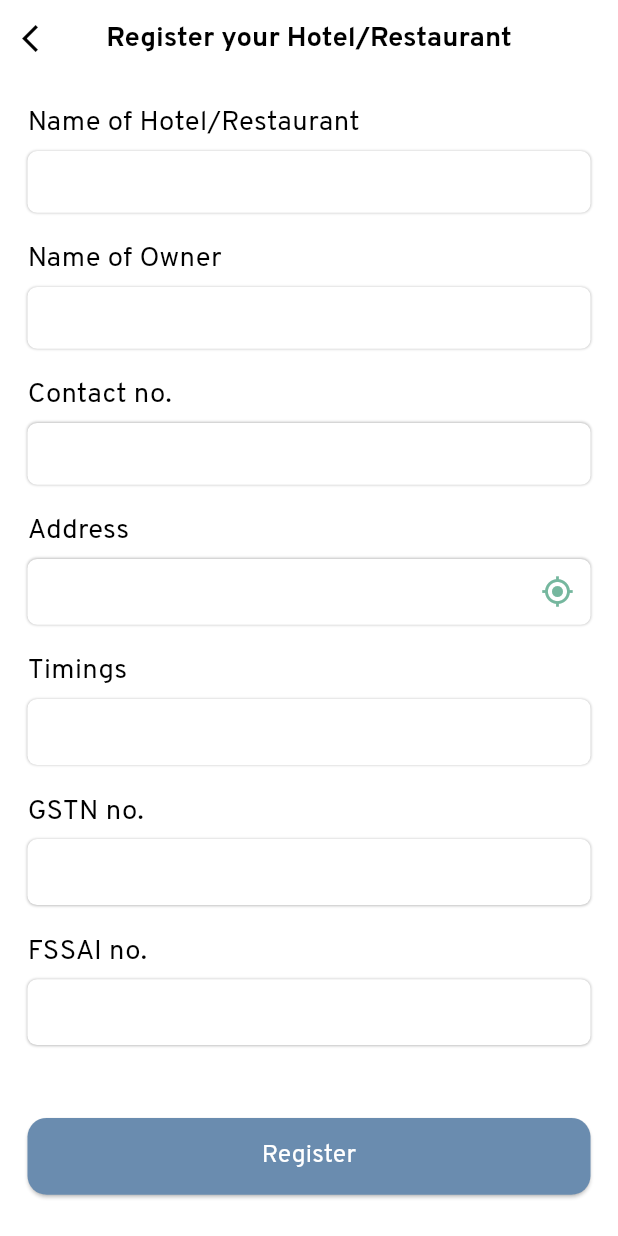
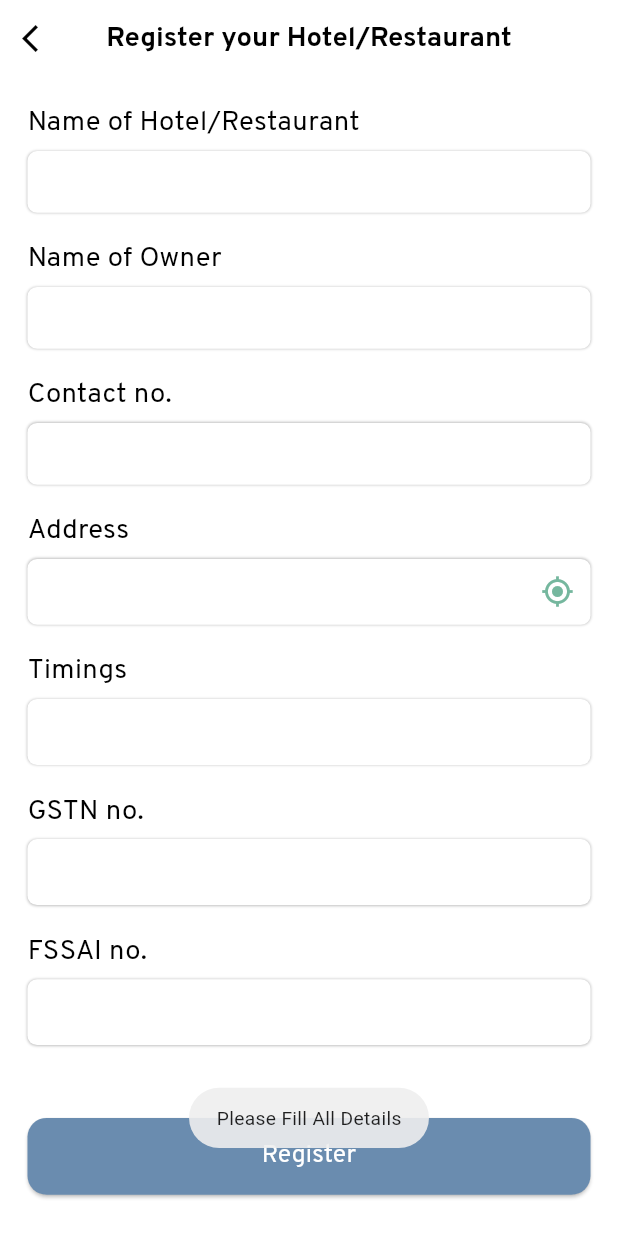
Before and after one commit to tejastamkar/freemorsel, a Flutter app: the RegisterHotel screen opened directly, after a tap on "Register", on a phone screen of 412 x 824 dp. Run offline on Flutter 3.47's test engine with Material 3 defaults, Android fonts, the phone set to English and light mode, and no system bars; our stand-ins replace animated_splash_screen, cached_network_image, carousel_indicator, carousel_slider, cloud_firestore, firebase_auth and 21 more; accounts and stored records are empty; network calls fail; project files that could hold a hidden picture were left out.

Commit message:
updated code a bit

```diff
--- a/lib/screens/hotelregister.dart
+++ b/lib/screens/hotelregister.dart
@@ -1,5 +1,6 @@
 import 'package:cloud_firestore/cloud_firestore.dart';
 import 'package:flutter/material.dart';
+import 'package:fluttertoast/fluttertoast.dart';
 import 'package:freemorsel/provider/datepicker.dart';
 import 'package:freemorsel/provider/locationprovider.dart';
 import 'package:freemorsel/widgets/cards/theme/deftheme.dart';
@@ -42,13 +43,11 @@ class _RegisterHotelState extends State<RegisterHotel> {
               _hoteltimings.clear(),
               _hotelgstnno.clear(),
               _hotelfssaino.clear(),
-              print("data enter")
             });
   }
 
   @override
   Widget build(BuildContext context) {
-    double width = MediaQuery.of(context).size.width;
     return Scaffold(
       appBar: AppBar(
         leading: IconButton(
@@ -408,17 +407,17 @@ class _RegisterHotelState extends State<RegisterHotel> {
             style: TextStyle(fontSize: 18, fontWeight: FontWeight.w400),
           ),
           onPressed: () {
-            if (_hotelname.text != "" &&
-                _ownername.text != "" &&
-                _hotelphoneno.text != "" &&
-                _hoteladdress.text != "" &&
-                _hoteltimings.text != "" &&
-                _hotelfssaino.text != "" &&
-                _hotelgstnno.text != "") {
-              storedata();
-            } else {
-              print("Field are empty");
+            if (_hotelname.text == "" ||
+                _ownername.text == "" ||
+                _hotelphoneno.text == "" ||
+                _hoteladdress.text == "" ||
+                _hoteltimings.text == "" ||
+                _hotelfssaino.text == "" ||
+                _hotelgstnno.text == "") {
+              Fluttertoast.showToast(msg: "Please Fill All Details");
+              return;
             }
+            storedata();
           },
         ),
       ),
--- a/lib/screens/tutorial.dart
+++ b/lib/screens/tutorial.dart
@@ -38,9 +38,9 @@ class _TutorialPageState extends State<TutorialPage> {
               ),
             ),
             Image.asset("assets/tutorial2.png"),
-            Row(
+            const Row(
               mainAxisAlignment: MainAxisAlignment.center,
-              children: const [
+              children: [
                 Text(
                   "Click on the ",
                   style: TextStyle(fontSize: 24, fontWeight: FontWeight.w400),
--- a/lib/widgets/aboutus.dart
+++ b/lib/widgets/aboutus.dart
@@ -32,11 +32,11 @@ class _AboutPageState extends State<AboutPage> {
               Navigator.pop(context);
             },
           )),
-      body: SingleChildScrollView(
+      body: const SingleChildScrollView(
         child: Padding(
-          padding: const EdgeInsets.symmetric(vertical: 20, horizontal: 20),
+          padding: EdgeInsets.symmetric(vertical: 20, horizontal: 20),
           child: Column(
-            children: const [
+            children: [
               Text(
                   "People's living standards are continually rising, sophisticated technology makes life easier, and media information can spread quickly over the world. Wasting resources (food, goods, etc.) is a widespread issue in our community. Handling those extraneous items is critical since it can enhance our environmental and economic sustainability.In the form of this initiative called FreeMorsel we have chosen a pathway to implement our innovative ideas. The essential objective that emerged from our effort is to supply essentials to those in need. 'FreeMorsel' is a cross-platform application that facilitates the donation of helpful products (food, clothing, etc.) to the nearest Charity.",
                   style: TextStyle(fontSize: 16, fontWeight: FontWeight.w400)),
```
Also changed, not shown: lib/api/userdetails.dart (+5 -4 lines), lib/screens/reward.dart (+9 -9 lines), lib/widgets/cards/donationgridview.dart (+10 -10 lines), lib/widgets/cards/ngoinfo.dart (+3 -4 lines), pubspec.lock, 1 other file.
